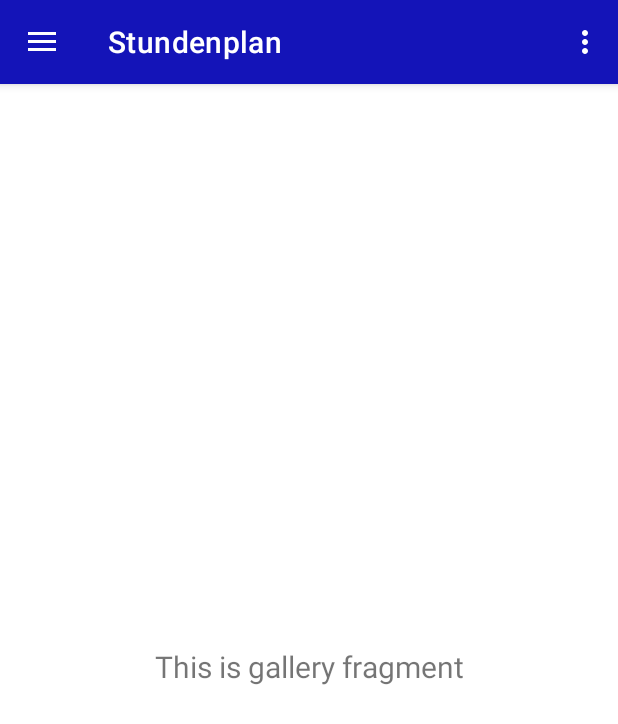
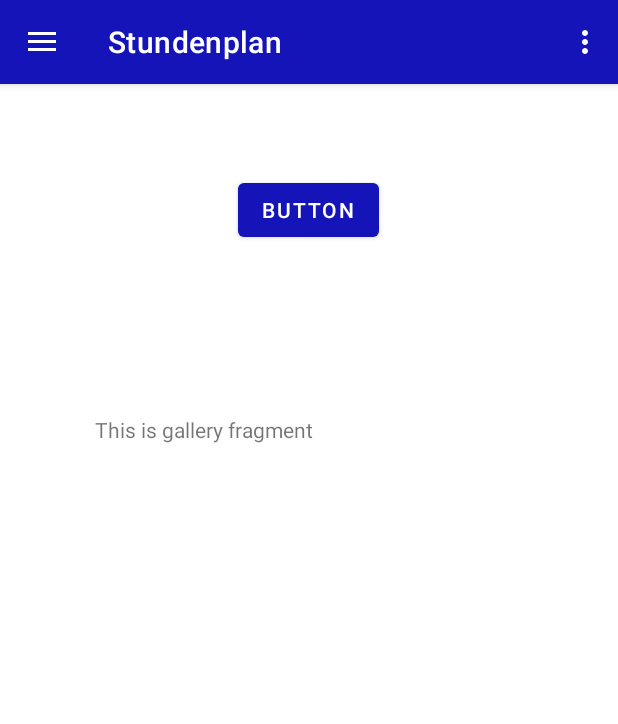
Before and after one commit to Volvo7700/TeachersEssentials, an Android app: the screen it shows after launch (MainActivity), in the side drawer, after a tap on "Stundenplan", on a phone screen of 412 x 824 dp. Shown: the top 724 px of the screen. Run offline under Robolectric (Android 15) with nearby library versions, the phone set to English and light mode, and no system bars; our stand-ins replace navigation-ui.

Commit message:
csv debugging

```diff
--- a/app/src/main/res/layout/fragment_gallery.xml
+++ b/app/src/main/res/layout/fragment_gallery.xml
@@ -6,17 +6,24 @@
     android:layout_height="match_parent"
     tools:context=".ui.gallery.GalleryFragment">
 
+    <Button
+        android:id="@+id/button_test"
+        android:layout_width="wrap_content"
+        android:layout_height="wrap_content"
+        android:layout_marginTop="60dp"
+        android:text="Button"
+        app:layout_constraintEnd_toEndOf="parent"
+        app:layout_constraintHorizontal_bias="0.498"
+        app:layout_constraintStart_toStartOf="parent"
+        app:layout_constraintTop_toTopOf="parent" />
+
     <TextView
-        android:id="@+id/text_gallery"
-        android:layout_width="match_parent"
-        android:layout_height="wrap_content"
-        android:layout_marginStart="8dp"
-        android:layout_marginTop="8dp"
-        android:layout_marginEnd="8dp"
-        android:textAlignment="center"
-        android:textSize="20sp"
+        android:id="@+id/textView_test"
+        android:layout_width="285dp"
+        android:layout_height="435dp"
+        android:text="TextView"
         app:layout_constraintBottom_toBottomOf="parent"
         app:layout_constraintEnd_toEndOf="parent"
         app:layout_constraintStart_toStartOf="parent"
-        app:layout_constraintTop_toTopOf="parent" />
+        app:layout_constraintTop_toBottomOf="@+id/button_test" />
 </androidx.constraintlayout.widget.ConstraintLayout>
```
Also changed, not shown: app/src/main/java/de/teachersessentials/ui/gallery/GalleryFragment.java (+42 -1 lines).
